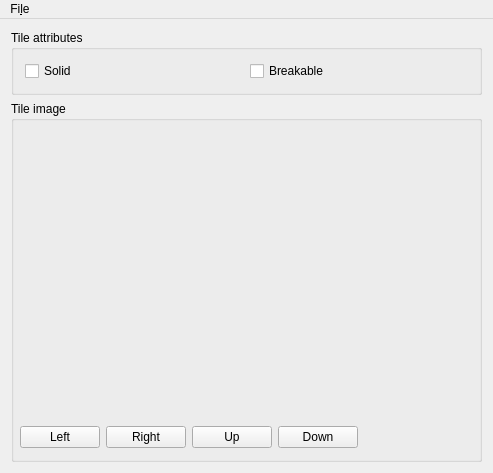
Old version of the form tileEdit/CMainWindow.ui in the repository clebail/tilegame.
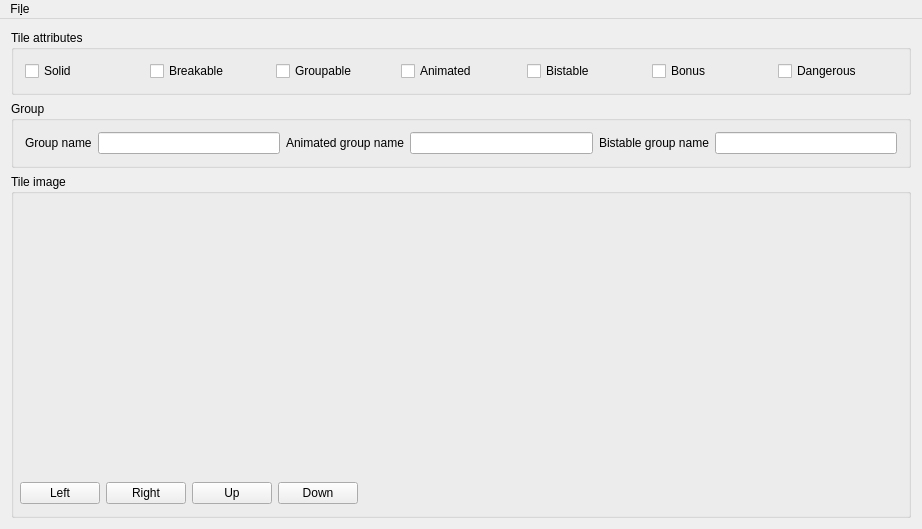
New version of the form. Custom widgets are drawn as their Qt base class.

Diff of the .ui file:
```diff
--- a/tileEdit/CMainWindow.ui
+++ b/tileEdit/CMainWindow.ui
@@ -6,8 +6,8 @@
    <rect>
     <x>0</x>
     <y>0</y>
-    <width>493</width>
-    <height>473</height>
+    <width>922</width>
+    <height>529</height>
    </rect>
   </property>
   <property name="windowTitle">
@@ -35,6 +35,80 @@
          </property>
         </widget>
        </item>
+       <item>
+        <widget class="QCheckBox" name="cbGroupable">
+         <property name="text">
+          <string>Groupable</string>
+         </property>
+        </widget>
+       </item>
+       <item>
+        <widget class="QCheckBox" name="cbAnimated">
+         <property name="text">
+          <string>Animated</string>
+         </property>
+        </widget>
+       </item>
+       <item>
+        <widget class="QCheckBox" name="cnBistable">
+         <property name="text">
+          <string>Bistable</string>
+         </property>
+        </widget>
+       </item>
+       <item>
+        <widget class="QCheckBox" name="cbBonus">
+         <property name="text">
+          <string>Bonus</string>
+         </property>
+        </widget>
+       </item>
+       <item>
+        <widget class="QCheckBox" name="cbDangerous">
+         <property name="text">
+          <string>Dangerous</string>
+         </property>
+        </widget>
+       </item>
+      </layout>
+     </widget>
+    </item>
+    <item>
+     <widget class="QGroupBox" name="groupBox_3">
+      <property name="title">
+       <string>Group</string>
+      </property>
+      <layout class="QHBoxLayout" name="horizontalLayout_4">
+       <item>
+        <widget class="QLabel" name="label_2">
+         <property name="text">
+          <string>Group name</string>
+         </property>
+        </widget>
+       </item>
+       <item>
+        <widget class="QLineEdit" name="txtGroupName"/>
+       </item>
+       <item>
+        <widget class="QLabel" name="label">
+         <property name="text">
+          <string>Animated group name</string>
+         </property>
+        </widget>
+       </item>
+       <item>
+        <widget class="QLineEdit" name="txtAnimatedGroupeName"/>
+       </item>
+       <item>
+        <widget class="QLabel" name="label_3">
+         <property name="text">
+          <string>Bistable group name</string>
+         </property>
+        </widget>
+       </item>
+       <item>
+        <widget class="QLineEdit" name="txtBisatbleGroupName"/>
+       </item>
       </layout>
      </widget>
     </item>
@@ -223,7 +297,7 @@
     <rect>
      <x>0</x>
      <y>0</y>
-     <width>493</width>
+     <width>922</width>
      <height>18</height>
     </rect>
    </property>
```
